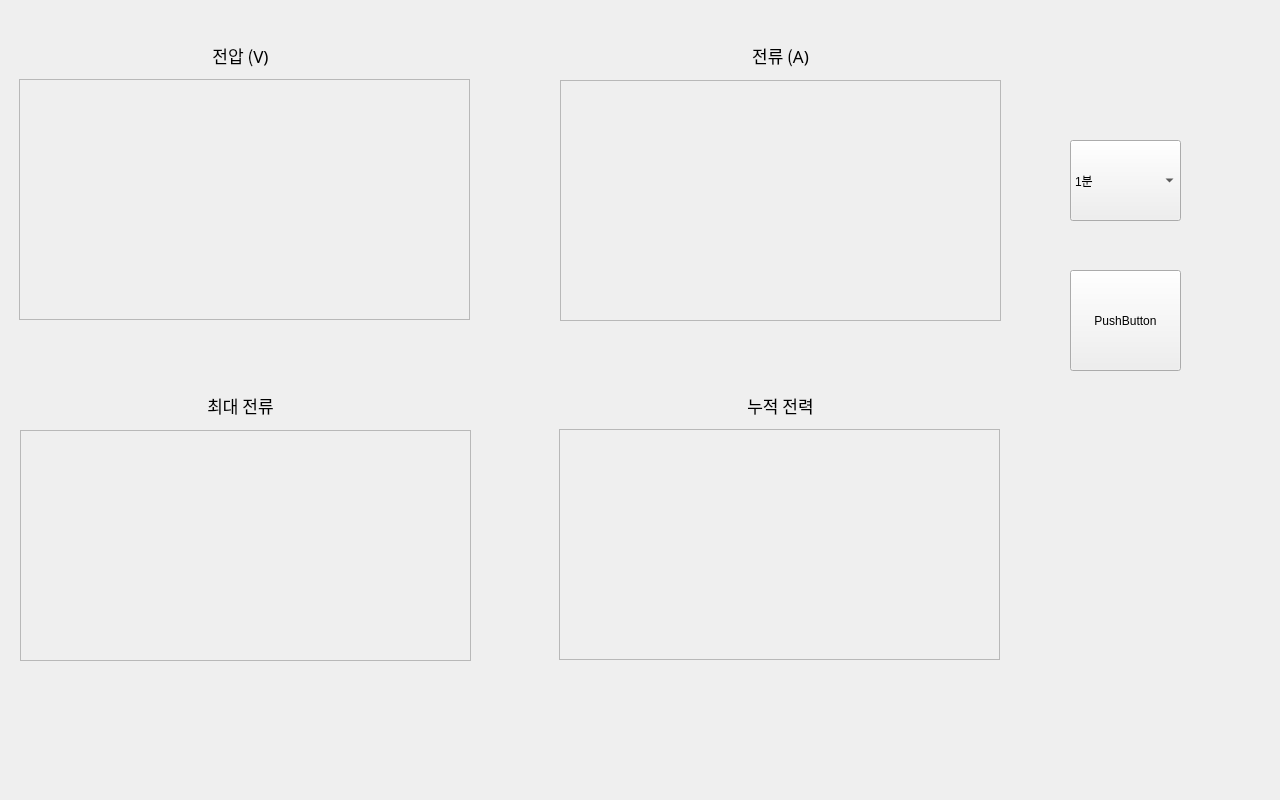
Qt form PyQt_GUI/battery.ui (yuunow57/Capstone-Design-Project) before a commit.
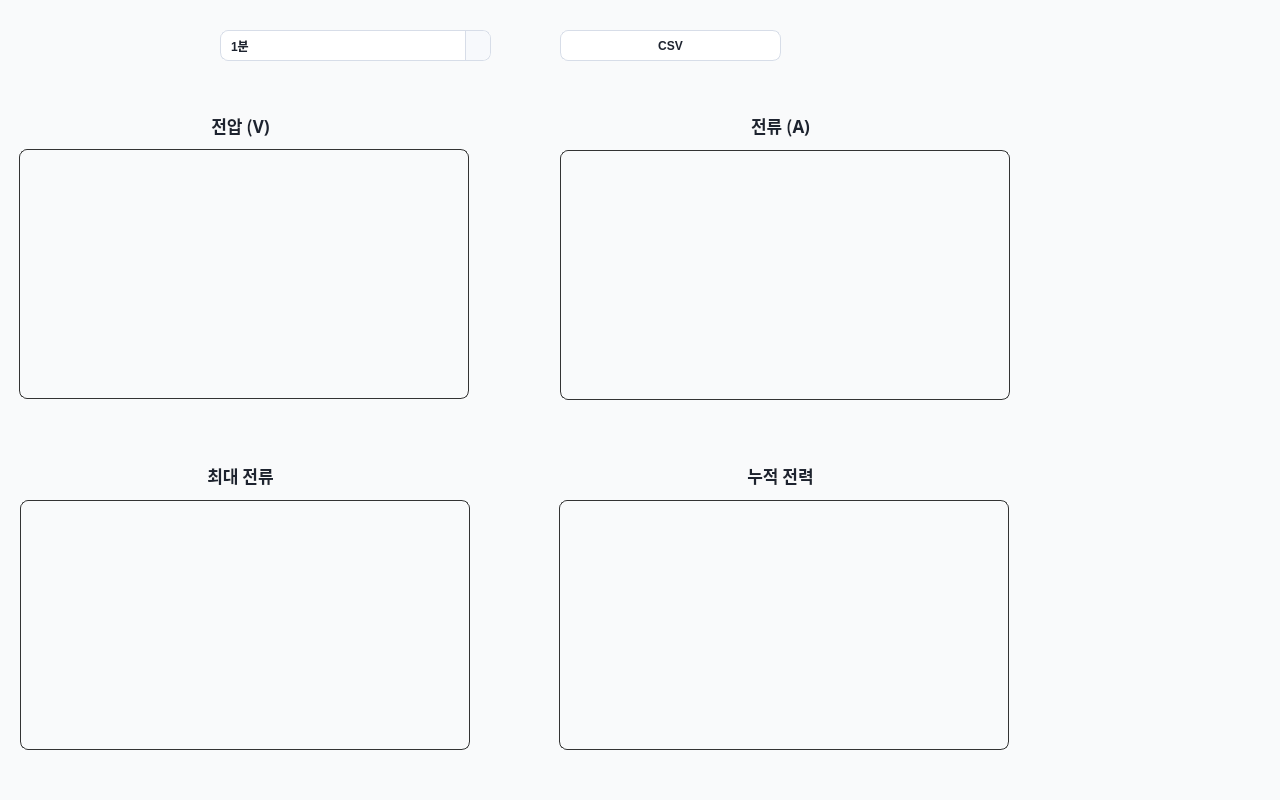
The same form after that commit. Icons and pictures are not drawn. Custom widgets are drawn as their Qt base class.

```diff
--- a/PyQt_GUI/battery.ui
+++ b/PyQt_GUI/battery.ui
@@ -13,13 +13,22 @@
   <property name="windowTitle">
    <string>신재생에너지 관제 GUI</string>
   </property>
+  <property name="styleSheet">
+   <string notr="true">background-color : #F9FAFB;
+   color: #1d232f;
+   border-radius: 8px;
+   font-family: &quot;Noto Sans KR&quot;;
+   font-weight: 700;    
+   text-align: center;      
+ </string>
+  </property>
   <widget class="QWidget" name="centralwidget" native="true">
    <property name="geometry">
     <rect>
      <x>0</x>
-     <y>0</y>
+     <y>70</y>
      <width>1011</width>
-     <height>671</height>
+     <height>701</height>
     </rect>
    </property>
    <widget class="QWidget" name="SolarMonitor" native="true">
@@ -54,10 +63,13 @@
        <rect>
         <x>20</x>
         <y>50</y>
-        <width>441</width>
-        <height>241</height>
+        <width>450</width>
+        <height>250</height>
        </rect>
       </property>
+      <property name="styleSheet">
+       <string notr="true">border: 1px solid#333333;</string>
+      </property>
       <property name="frameShape">
        <enum>QFrame::StyledPanel</enum>
       </property>
@@ -76,8 +88,10 @@
       </property>
       <property name="font">
        <font>
-        <family>Arial Black</family>
+        <family>Noto Sans KR</family>
         <pointsize>13</pointsize>
+        <weight>87</weight>
+        <bold>true</bold>
        </font>
       </property>
       <property name="text">
@@ -102,10 +116,13 @@
        <rect>
         <x>19</x>
         <y>49</y>
-        <width>451</width>
-        <height>241</height>
+        <width>450</width>
+        <height>250</height>
        </rect>
       </property>
+      <property name="styleSheet">
+       <string notr="true">border: 1px solid#333333;</string>
+      </property>
       <property name="frameShape">
        <enum>QFrame::StyledPanel</enum>
       </property>
@@ -124,8 +141,10 @@
       </property>
       <property name="font">
        <font>
-        <family>Arial Black</family>
+        <family>Noto Sans KR</family>
         <pointsize>13</pointsize>
+        <weight>87</weight>
+        <bold>true</bold>
        </font>
       </property>
       <property name="layoutDirection">
@@ -153,10 +172,13 @@
        <rect>
         <x>20</x>
         <y>50</y>
-        <width>451</width>
-        <height>231</height>
+        <width>450</width>
+        <height>250</height>
        </rect>
       </property>
+      <property name="styleSheet">
+       <string notr="true">border: 1px solid#333333;</string>
+      </property>
       <property name="frameShape">
        <enum>QFrame::StyledPanel</enum>
       </property>
@@ -175,8 +197,10 @@
       </property>
       <property name="font">
        <font>
-        <family>Arial Black</family>
+        <family>Noto Sans KR</family>
         <pointsize>13</pointsize>
+        <weight>87</weight>
+        <bold>true</bold>
        </font>
       </property>
       <property name="layoutDirection">
@@ -203,11 +227,14 @@
       <property name="geometry">
        <rect>
         <x>19</x>
-        <y>49</y>
-        <width>441</width>
-        <height>231</height>
+        <y>50</y>
+        <width>450</width>
+        <height>250</height>
        </rect>
       </property>
+      <property name="styleSheet">
+       <string notr="true">border: 1px solid#333333;</string>
+      </property>
       <property name="frameShape">
        <enum>QFrame::StyledPanel</enum>
       </property>
@@ -226,8 +253,10 @@
       </property>
       <property name="font">
        <font>
-        <family>Arial Black</family>
+        <family>Noto Sans KR</family>
         <pointsize>13</pointsize>
+        <weight>87</weight>
+        <bold>true</bold>
        </font>
       </property>
       <property name="text">
@@ -243,12 +272,48 @@
   <widget class="QComboBox" name="comboBox_interval">
    <property name="geometry">
     <rect>
-     <x>1070</x>
-     <y>140</y>
-     <width>111</width>
-     <height>81</height>
+     <x>220</x>
+     <y>30</y>
+     <width>271</width>
+     <height>31</height>
     </rect>
    </property>
+   <property name="styleSheet">
+    <string notr="true">QComboBox {
+    background: #ffffff;
+    color: #1d232f;
+    border: 1px solid #d7dde8;
+    border-radius: 8px;
+    padding: 6px 30px 6px 10px;
+}
+QComboBox:hover {
+    border-color: #bfc8d8;
+}
+QComboBox:focus {
+    border: 1px solid #4b8cff;
+}
+QComboBox::drop-down {
+    subcontrol-origin: padding;
+    subcontrol-position: top right;
+    width: 24px;
+    border-left: 1px solid #d7dde8;
+    border-top-right-radius: 8px;
+    border-bottom-right-radius: 8px;
+    background: #f7f9fc;
+}
+QComboBox::down-arrow {
+    image: url(:/icons/chevron-down-dark.svg);
+    width: 12px;
+    height: 12px;
+}
+QComboBox QAbstractItemView {
+    background: #ffffff;
+    border: 1px solid #d7dde8;
+    selection-background-color: #e8f2ff;
+    selection-color: #1d232f;
+}
+</string>
+   </property>
    <item>
     <property name="text">
      <string>1분</string>
@@ -273,14 +338,20 @@
   <widget class="QPushButton" name="btn_show_csv">
    <property name="geometry">
     <rect>
-     <x>1070</x>
-     <y>270</y>
-     <width>111</width>
-     <height>101</height>
+     <x>560</x>
+     <y>30</y>
+     <width>221</width>
+     <height>31</height>
     </rect>
    </property>
+   <property name="styleSheet">
+    <string notr="true"> background: #ffffff;
+    color: #1d232f;
+    border: 1px solid #d7dde8;
+    border-radius: 8px;</string>
+   </property>
    <property name="text">
-    <string>PushButton</string>
+    <string>CSV</string>
    </property>
   </widget>
  </widget>
```
